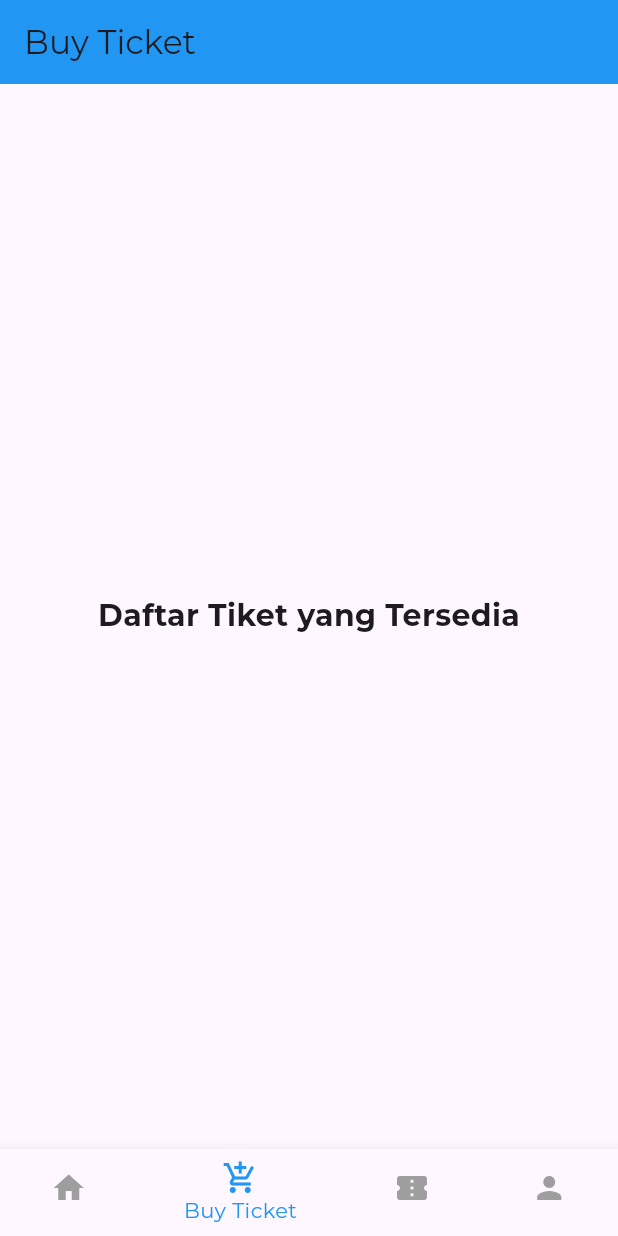
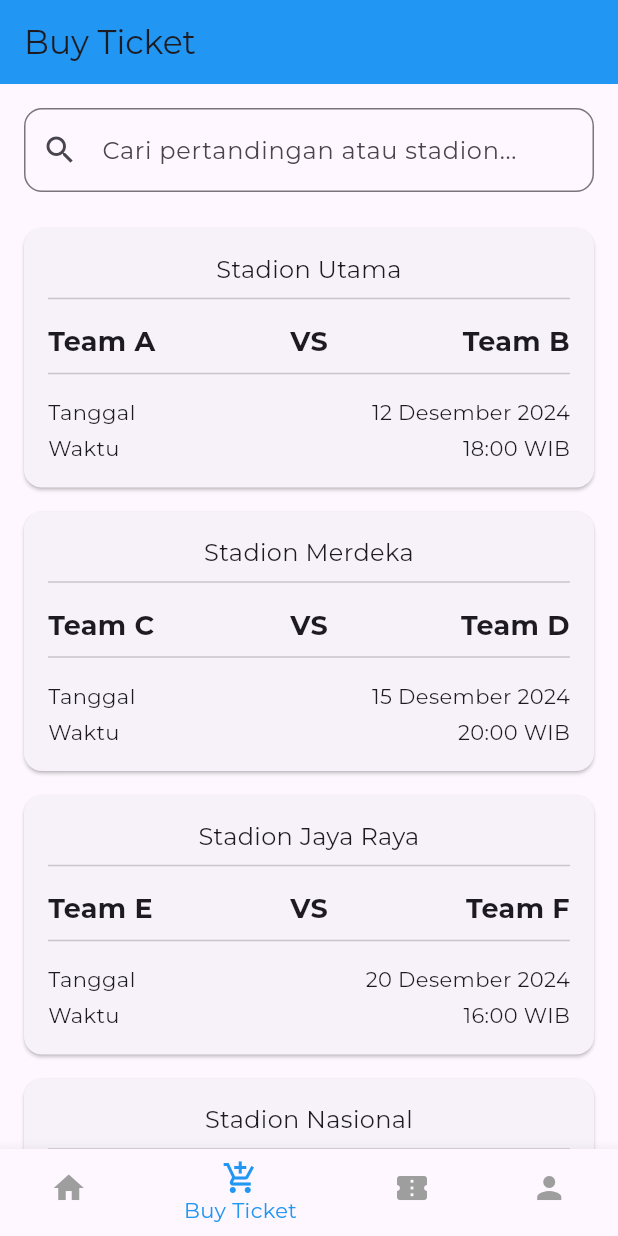
Before and after one commit to dapppppppp/kickpass, a Flutter app: the screen it shows after launch, item 2 of the bottom bar chosen, on a phone screen of 412 x 824 dp. Run offline on Flutter 3.47's test engine with Material 3 defaults, Android fonts, the phone set to English and light mode, and no system bars; our stand-ins replace carousel_slider; network calls fail.

Commit message:
Update buy_tickect_screen

```diff
--- a/lib/screens/buy_ticket_screen.dart
+++ b/lib/screens/buy_ticket_screen.dart
@@ -1,20 +1,169 @@
 import 'package:flutter/material.dart';
+import 'package:kickpass/list/ticket_list.dart';
+import 'match_details_screen.dart';
 
-class BuyTicketScreen extends StatelessWidget {
+class BuyTicketScreen extends StatefulWidget {
   const BuyTicketScreen({super.key});
+
+  @override
+  _BuyTicketScreenState createState() => _BuyTicketScreenState();
+}
+
+class _BuyTicketScreenState extends State<BuyTicketScreen> {
+  List<Map<String, String>> filteredMatches = [];
+
+  @override
+  void initState() {
+    super.initState();
+    filteredMatches = ticketList;
+  }
+
+  void _filterMatches(String query) {
+    setState(() {
+      if (query.isEmpty) {
+        filteredMatches = ticketList;
+      } else {
+        filteredMatches = ticketList
+            .where((match) =>
+                match["title"]!.toLowerCase().contains(query.toLowerCase()) ||
+                match["location"]!.toLowerCase().contains(query.toLowerCase()))
+            .toList();
+      }
+    });
+  }
 
   @override
   Widget build(BuildContext context) {
     return Scaffold(
       appBar: AppBar(
         title: const Text('Buy Ticket'),
-        backgroundColor:  Colors.blue,
+        backgroundColor: Colors.blue,
       ),
-      body: const Center(
-        child: Text(
-          'Daftar Tiket yang Tersedia',
-          style: TextStyle(fontSize: 20, fontWeight: FontWeight.bold),
-        ),
+      body: Column(
+        children: [
+          // Kolom pencarian
+          Padding(
+            padding: const EdgeInsets.all(16.0),
+            child: TextField(
+              decoration: InputDecoration(
+                hintText: 'Cari pertandingan atau stadion...',
+                prefixIcon: const Icon(Icons.search),
+                border: OutlineInputBorder(
+                  borderRadius: BorderRadius.circular(12.0),
+                ),
+              ),
+              onChanged: _filterMatches,
+            ),
+          ),
+          // List pertandingan
+          Expanded(
+            child: ListView.builder(
+              itemCount: filteredMatches.length,
+              itemBuilder: (context, index) {
+                final match = filteredMatches[index];
+                return GestureDetector(
+                  onTap: () {
+                    // Pindah ke halaman MatchDetailsScreen saat Card di-tap
+                    Navigator.push(
+                      context,
+                      MaterialPageRoute(
+                        builder: (context) => MatchDetailsScreen(
+                          match: match,
+                        ),
+                      ),
+                    );
+                  },
+                  child: Card(
+                    margin:
+                        const EdgeInsets.symmetric(vertical: 8, horizontal: 16),
+                    shape: RoundedRectangleBorder(
+                      borderRadius: BorderRadius.circular(12),
+                    ),
+                    child: Padding(
+                      padding: const EdgeInsets.all(16.0),
+                      child: Column(
+                        crossAxisAlignment: CrossAxisAlignment.center,
+                        children: [
+                          Text(
+                            match["location"] ?? "",
+                            textAlign: TextAlign.center,
+                            style: const TextStyle(
+                              fontSize: 16,
+                            ),
+                          ),
+                          const Divider(thickness: 1),
+                          const SizedBox(height: 8),
+                          Row(
+                            mainAxisAlignment: MainAxisAlignment.spaceBetween,
+                            children: [
+                              Expanded(
+                                child: Text(
+                                  match["title"]?.split(" vs ")[0] ?? "",
+                                  style: const TextStyle(
+                                    fontWeight: FontWeight.bold,
+                                    fontSize: 18,
+                                  ),
+                                  textAlign: TextAlign.left,
+                                ),
+                              ),
+                              const Text(
+                                "VS",
+                                style: TextStyle(
+                                  fontWeight: FontWeight.bold,
+                                  fontSize: 18,
+                                ),
+                                textAlign: TextAlign.center,
+                              ),
+                              Expanded(
+                                child: Text(
+                                  match["title"]?.split(" vs ")[1] ?? "",
+                                  style: const TextStyle(
+                                    fontWeight: FontWeight.bold,
+                                    fontSize: 18,
+                                  ),
+                                  textAlign: TextAlign.right,
+                                ),
+                              ),
+                            ],
+                          ),
+                          const Divider(thickness: 1),
+                          const SizedBox(height: 8),
+                          Row(
+                            mainAxisAlignment: MainAxisAlignment.spaceBetween,
+                            children: [
+                              const Text(
+                                "Tanggal",
+                                style: TextStyle(fontSize: 14),
+                              ),
+                              Text(
+                                match["date"] ?? "",
+                                style: const TextStyle(fontSize: 14),
+                              ),
+                            ],
+                          ),
+                          const SizedBox(height: 4),
+                          Row(
+                            mainAxisAlignment: MainAxisAlignment.spaceBetween,
+                            children: [
+                              const Text(
+                                "Waktu",
+                                style: TextStyle(fontSize: 14),
+                              ),
+                              Text(
+                                match["time"] ?? "",
+                                style: const TextStyle(fontSize: 14),
+                              ),
+                            ],
+                          ),
+                        ],
+                      ),
+                    ),
+                  ),
+                );
+              },
+            ),
+          ),
+        ],
       ),
     );
   }
```
